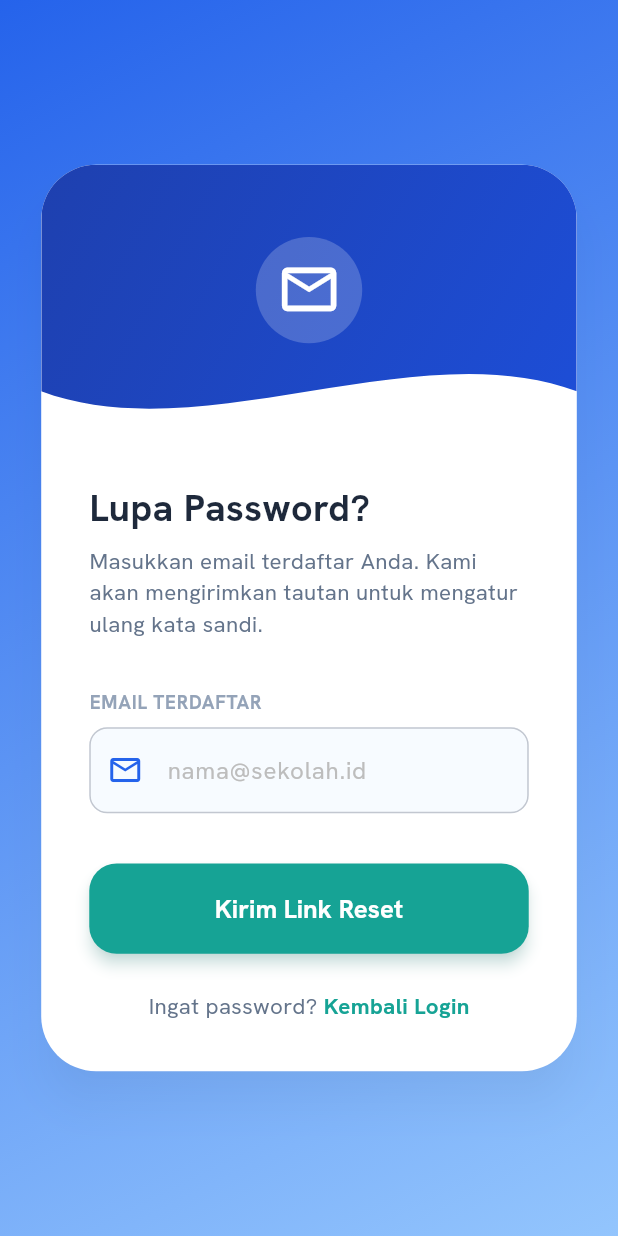
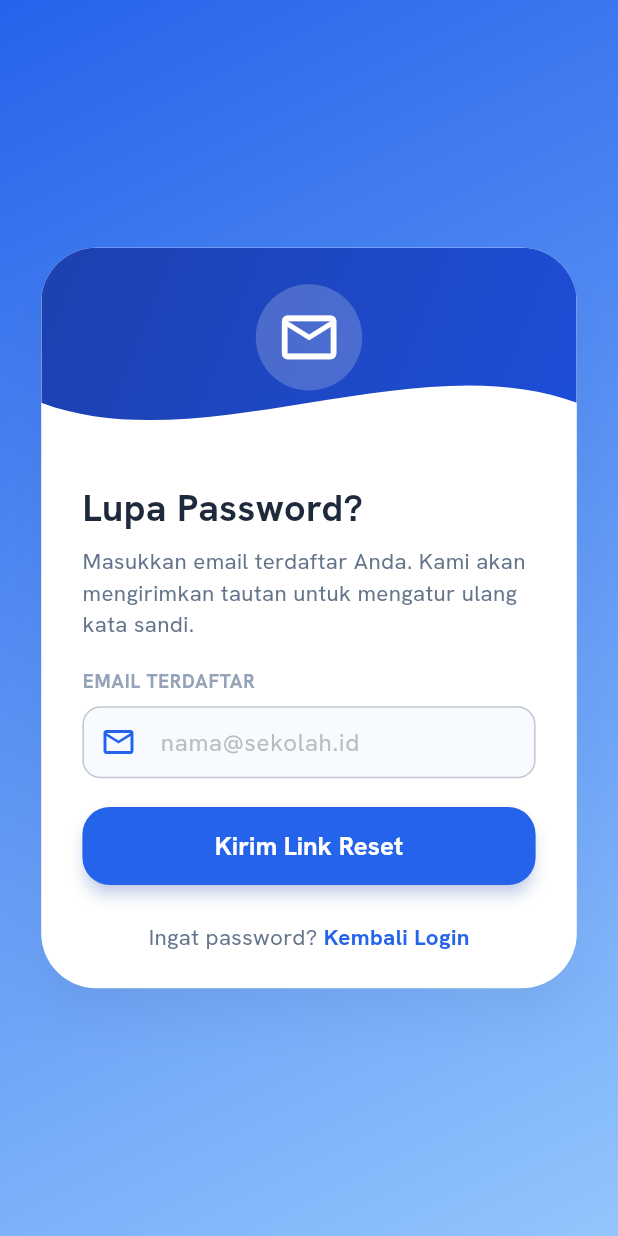
Before and after one commit to znhacks/JurnalMengajar, a Flutter app: the screen it shows after launch, after a tap on "Lupa Password?", on a phone screen of 412 x 824 dp. Run offline on Flutter 3.47's test engine with Material 3 defaults, Android fonts, the light colour scheme and no system bars; our stand-ins replace cached_network_image, flutter_screenutil, go_router, google_fonts, image_picker, supabase_flutter and 1 more; missing offline and left inert: crop_your_image; accounts and stored records are empty; network calls fail.

Commit message:
pw, login, masterdata

```diff
--- a/jurnalmengajar/lib/providers/master_data_provider.dart
+++ b/jurnalmengajar/lib/providers/master_data_provider.dart
@@ -66,11 +66,11 @@ class MasterDataProvider with ChangeNotifier {
     notifyListeners();
     try {
       final results = await Future.wait([
-        periodRepository.getAll(),
-        subjectRepository.getAll(),
-        hourRepository.getAll(),
-        classRepository.getAll(),
-        teacherRepository.getAll(),
+        periodRepository.getAll().catchError((_) => <PeriodModel>[]),
+        subjectRepository.getAll().catchError((_) => <SubjectModel>[]),
+        hourRepository.getAll().catchError((_) => <HourModel>[]),
+        classRepository.getAll().catchError((_) => <ClassModel>[]),
+        teacherRepository.getAll().catchError((_) => <TeacherModel>[]),
       ]);
       _periods = results[0] as List<PeriodModel>;
       _subjects = results[1] as List<SubjectModel>;
--- a/jurnalmengajar/lib/screens/auth/login_screen.dart
+++ b/jurnalmengajar/lib/screens/auth/login_screen.dart
@@ -26,7 +26,8 @@ class _LoginScreenState extends State<LoginScreen> {
       final authProvider = Provider.of<AuthProvider>(context, listen: false);
       if (authProvider.errorMessage != null) {
         final errMsg = authProvider.errorMessage!;
-        if (errMsg.contains('menunggu persetujuan') || errMsg.contains('verifikasi')) {
+        if (errMsg.contains('menunggu persetujuan') ||
+            errMsg.contains('verifikasi')) {
           showDialog(
             context: context,
             builder: (dialogContext) => AlertDialog(
@@ -66,8 +67,11 @@ class _LoginScreenState extends State<LoginScreen> {
       if (success && mounted) {
         AppHelper.showSnackBar(context, 'Login Berhasil!');
       } else if (mounted) {
-        final errMsg = authProvider.errorMessage ?? 'Gagal login. Periksa kembali email dan password.';
-        if (errMsg.contains('menunggu persetujuan') || errMsg.contains('verifikasi')) {
+        final errMsg =
+            authProvider.errorMessage ??
+            'Gagal login. Periksa kembali email dan password.';
+        if (errMsg.contains('menunggu persetujuan') ||
+            errMsg.contains('verifikasi')) {
           showDialog(
             context: context,
             builder: (dialogContext) => AlertDialog(
@@ -95,7 +99,8 @@ class _LoginScreenState extends State<LoginScreen> {
       AppHelper.showSnackBar(context, 'Login Google Berhasil!');
     } else if (mounted) {
       final errMsg = authProvider.errorMessage ?? 'Gagal login dengan Google.';
-      if (errMsg.contains('menunggu persetujuan') || errMsg.contains('verifikasi')) {
+      if (errMsg.contains('menunggu persetujuan') ||
+          errMsg.contains('verifikasi')) {
         showDialog(
           context: context,
           builder: (dialogContext) => AlertDialog(
@@ -154,7 +159,7 @@ class _LoginScreenState extends State<LoginScreen> {
                           ClipPath(
                             clipper: const WaveClipper(),
                             child: Container(
-                              height: 180.h,
+                              height: 130.h,
                               decoration: const BoxDecoration(
                                 gradient: LinearGradient(
                                   colors: [
@@ -191,7 +196,7 @@ class _LoginScreenState extends State<LoginScreen> {
 
                       // Form Section
                       Padding(
-                        padding: EdgeInsets.fromLTRB(28.w, 16.h, 28.w, 28.h),
+                        padding: EdgeInsets.fromLTRB(24.w, 12.h, 24.w, 20.h),
                         child: Form(
                           key: _formKey,
                           child: Column(
@@ -217,7 +222,7 @@ class _LoginScreenState extends State<LoginScreen> {
 
                               // Email Input
                               Text(
-                                'EMAIL ATAU NUPTK',
+                                'EMAIL',
                                 style: TextStyle(
                                   fontSize: 11.sp,
                                   fontWeight: FontWeight.bold,
@@ -267,12 +272,12 @@ class _LoginScreenState extends State<LoginScreen> {
                                     ),
                                   ),
                                   contentPadding: EdgeInsets.symmetric(
-                                    vertical: 14.h,
-                                    horizontal: 16.w,
+                                    vertical: 10.h,
+                                    horizontal: 12.w,
                                   ),
                                 ),
                               ),
-                              SizedBox(height: 20.h),
+                              SizedBox(height: 10.h),
 
                               // Password Input
                               Text(
@@ -313,7 +318,12 @@ class _LoginScreenState extends State<LoginScreen> {
                                       _obscurePassword
                                           ? Icons.visibility_off_outlined
                                           : Icons.visibility_outlined,
-                                      color: const Color.fromARGB(255, 37, 99, 235),
+                                      color: const Color.fromARGB(
+                                        255,
+                                        37,
+                                        99,
+                                        235,
+                                      ),
                                     ),
                                     onPressed: () {
                                       setState(() {
@@ -337,12 +347,12 @@ class _LoginScreenState extends State<LoginScreen> {
                                     ),
                                   ),
                                   contentPadding: EdgeInsets.symmetric(
-                                    vertical: 14.h,
-                                    horizontal: 16.w,
+                                    vertical: 10.h,
+                                    horizontal: 12.w,
                                   ),
                                 ),
                               ),
-                              SizedBox(height: 12.h),
+                              SizedBox(height: 6.h),
 
                               // Forgot Password
                               Align(
@@ -354,22 +364,37 @@ class _LoginScreenState extends State<LoginScreen> {
                                     style: TextStyle(
                                       fontSize: 13.sp,
                                       fontWeight: FontWeight.bold,
-                                      color: const Color.fromARGB(255, 37, 99, 235),
+                                      color: const Color.fromARGB(
+                                        255,
+                                        37,
+                                        99,
+                                        235,
+                                      ),
                                     ),
                                   ),
                                 ),
                               ),
-                              SizedBox(height: 24.h),
+                              SizedBox(height: 14.h),
 
                               // Submit Button
                               ElevatedButton(
                                 onPressed: isLoading ? null : _handleLogin,
                                 style: ElevatedButton.styleFrom(
-                                  backgroundColor: const Color.fromARGB(255, 37, 99, 235),
+                                  backgroundColor: const Color.fromARGB(
+                                    255,
+                                    37,
+                                    99,
+                                    235,
+                                  ),
                                   foregroundColor: Colors.white,
                                   elevation: 4,
-                                  shadowColor: const Color.fromARGB(255, 37, 99, 235).withValues(alpha: 0.4),
-                                  padding: EdgeInsets.symmetric(vertical: 16.h),
+                                  shadowColor: const Color.fromARGB(
+                                    255,
+                                    37,
+                                    99,
+                                    235,
+                                  ).withValues(alpha: 0.4),
+                                  padding: EdgeInsets.symmetric(vertical: 13.h),
                                   shape: RoundedRectangleBorder(
                                     borderRadius: BorderRadius.circular(16.r),
                                   ),
@@ -438,7 +463,7 @@ class _LoginScreenState extends State<LoginScreen> {
                                     color: Color(0xFFE2E8F0),
                                     width: 1.5,
                                   ),
-                                  padding: EdgeInsets.symmetric(vertical: 12.h),
+                                  padding: EdgeInsets.symmetric(vertical: 10.h),
                                   shape: RoundedRectangleBorder(
                                     borderRadius: BorderRadius.circular(16.r),
                                   ),
@@ -491,7 +516,12 @@ class _LoginScreenState extends State<LoginScreen> {
                                       style: TextStyle(
                                         fontSize: 13.sp,
                                         fontWeight: FontWeight.bold,
-                                        color: const Color.fromARGB(255, 37, 99, 235),
+                                        color: const Color.fromARGB(
+                                          255,
+                                          37,
+                                          99,
+                                          235,
+                                        ),
                                       ),
                                     ),
                                   ),
--- a/jurnalmengajar/lib/screens/auth/reset_password_screen.dart
+++ b/jurnalmengajar/lib/screens/auth/reset_password_screen.dart
@@ -132,7 +132,7 @@ class _ResetPasswordScreenState extends State<ResetPasswordScreen> {
                           ClipPath(
                             clipper: const WaveClipper(),
                             child: Container(
-                              height: 160.h,
+                              height: 120.h,
                               decoration: const BoxDecoration(
                                 gradient: LinearGradient(
                                   colors: [
@@ -180,7 +180,7 @@ class _ResetPasswordScreenState extends State<ResetPasswordScreen> {
 
                       // Form Section
                       Padding(
-                        padding: EdgeInsets.fromLTRB(28.w, 16.h, 28.w, 28.h),
+                        padding: EdgeInsets.fromLTRB(24.w, 10.h, 24.w, 20.h),
                         child: Form(
                           key: _formKey,
                           child: Column(
@@ -207,7 +207,7 @@ class _ResetPasswordScreenState extends State<ResetPasswordScreen> {
                                   height: 1.4,
                                 ),
                               ),
-                              SizedBox(height: 28.h),
+                              SizedBox(height: 16.h),
 
                               if (!isRecoveryMode) ...[
                                 // Email field label
@@ -244,7 +244,7 @@ class _ResetPasswordScreenState extends State<ResetPasswordScreen> {
                                     icon: Icons.email_outlined,
                                   ),
                                 ),
-                                SizedBox(height: 28.h),
+                                SizedBox(height: 16.h),
                               ],
 
                               if (isRecoveryMode) ...[
@@ -283,12 +283,7 @@ class _ResetPasswordScreenState extends State<ResetPasswordScreen> {
                                         _obscurePassword
                                             ? Icons.visibility_off_outlined
                                             : Icons.visibility_outlined,
-                                        color: const Color.fromARGB(
-                                          255,
-                                          22,
-                                          163,
-                                          149,
-                                        ),
+                                        color: const Color(0xFF2563EB),
                                       ),
                                       onPressed: () {
                                         setState(() {
@@ -335,12 +330,7 @@ class _ResetPasswordScreenState extends State<ResetPasswordScreen> {
                                         _obscureConfirmPassword
                                             ? Icons.visibility_off_outlined
                                             : Icons.visibility_outlined,
-                                        color: const Color.fromARGB(
-                                          255,
-                                          22,
-                                          163,
-                                          149,
-                                        ),
+                                        color: const Color(0xFF2563EB),
                                       ),
                                       onPressed: () {
                                         setState(() {
@@ -351,28 +341,18 @@ class _ResetPasswordScreenState extends State<ResetPasswordScreen> {
                                     ),
                                   ),
                                 ),
-                                SizedBox(height: 28.h),
+                                SizedBox(height: 16.h),
                               ],
 
                               // Submit Button
                               ElevatedButton(
                                 onPressed: isLoading ? null : _handleReset,
                                 style: ElevatedButton.styleFrom(
-                                  backgroundColor: const Color.fromARGB(
-                                    255,
-                                    22,
-                                    163,
-                                    149,
-                                  ),
+                                  backgroundColor: const Color(0xFF2563EB),
                                   foregroundColor: Colors.white,
                                   elevation: 4,
-                                  shadowColor: const Color.fromARGB(
-                                    255,
-                                    22,
-                                    163,
-                                    149,
-                                  ).withValues(alpha: 0.4),
-                                  padding: EdgeInsets.symmetric(vertical: 16.h),
+                                  shadowColor: const Color(0xFF2563EB).withValues(alpha: 0.4),
+                                  padding: EdgeInsets.symmetric(vertical: 12.h),
                                   shape: RoundedRectangleBorder(
                                     borderRadius: BorderRadius.circular(16.r),
                                   ),
@@ -419,12 +399,7 @@ class _ResetPasswordScreenState extends State<ResetPasswordScreen> {
                                       style: TextStyle(
                                         fontSize: 13.sp,
                                         fontWeight: FontWeight.bold,
-                                        color: const Color.fromARGB(
-                                          255,
-                                          22,
-                                          163,
-                                          149,
-                                        ),
+                                        color: const Color(0xFF2563EB),
                                       ),
                                     ),
                                   ),
@@ -472,8 +447,8 @@ class _ResetPasswordScreenState extends State<ResetPasswordScreen> {
         ),
       ),
       contentPadding: EdgeInsets.symmetric(
-        vertical: 14.h,
-        horizontal: 16.w,
+        vertical: 10.h,
+        horizontal: 12.w,
       ),
     );
   }
```
